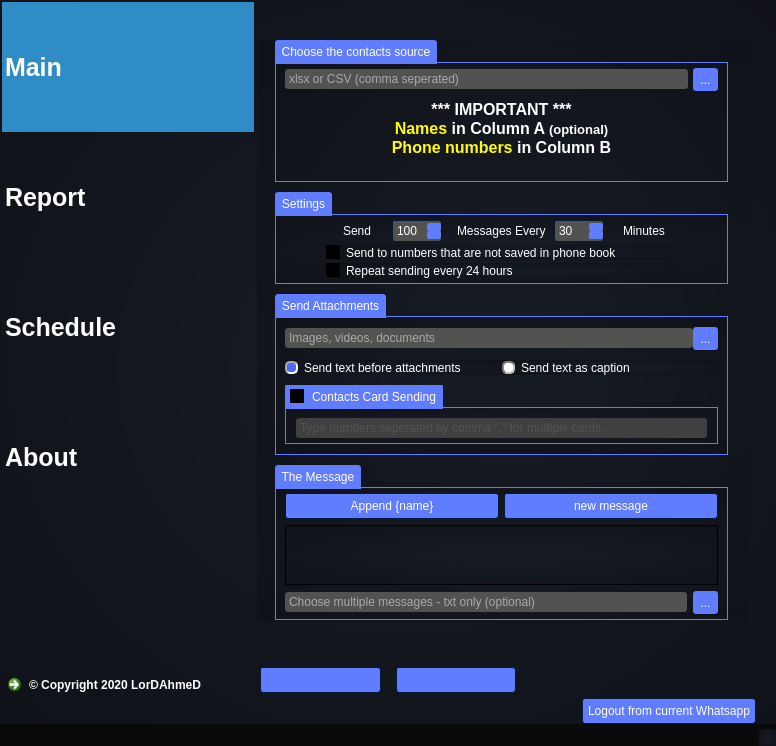
Old version of the form untitled.ui in the repository thelordahmed/Whatsapp-bulk-sender.
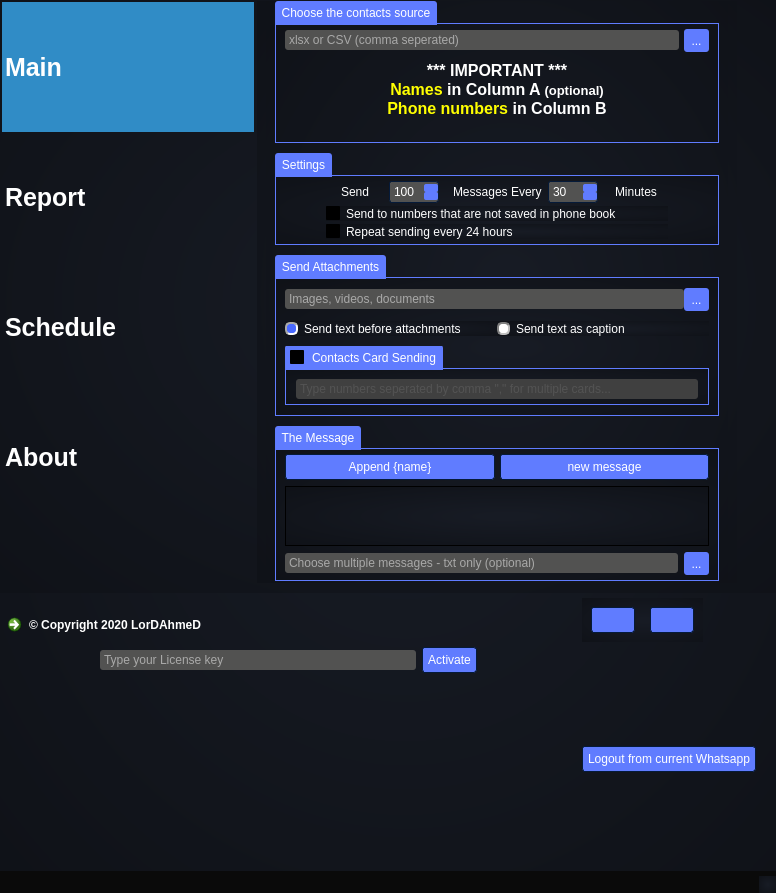
New version of the form. Icons and pictures are not drawn.

Commit message: added license key functionality

The edit to the form file:
```diff
--- a/untitled.ui
+++ b/untitled.ui
@@ -7,7 +7,7 @@
     <x>0</x>
     <y>0</y>
     <width>776</width>
-    <height>746</height>
+    <height>817</height>
    </rect>
   </property>
   <property name="minimumSize">
@@ -1207,6 +1207,29 @@
     <property name="spacing">
      <number>5</number>
     </property>
+    <item row="2" column="1" colspan="2" alignment="Qt::AlignRight">
+     <widget class="QPushButton" name="logout_btn">
+      <property name="sizePolicy">
+       <sizepolicy hsizetype="Fixed" vsizetype="Fixed">
+        <horstretch>0</horstretch>
+        <verstretch>0</verstretch>
+       </sizepolicy>
+      </property>
+      <property name="font">
+       <font>
+        <family>arial</family>
+        <weight>50</weight>
+        <bold>false</bold>
+       </font>
+      </property>
+      <property name="styleSheet">
+       <string notr="true">margin-right : 20px</string>
+      </property>
+      <property name="text">
+       <string>Logout from current Whatsapp</string>
+      </property>
+     </widget>
+    </item>
     <item row="1" column="0">
      <widget class="QCommandLinkButton" name="commandLinkButton">
       <property name="maximumSize">
@@ -1236,11 +1259,82 @@
       </property>
      </widget>
     </item>
+    <item row="2" column="0" alignment="Qt::AlignVCenter">
+     <widget class="QFrame" name="license_frame">
+      <property name="sizePolicy">
+       <sizepolicy hsizetype="Preferred" vsizetype="Fixed">
+        <horstretch>0</horstretch>
+        <verstretch>0</verstretch>
+       </sizepolicy>
+      </property>
+      <property name="styleSheet">
+       <string notr="true">QFrame{
+	background:transparent
+}</string>
+      </property>
+      <layout class="QVBoxLayout" name="_2">
+       <property name="leftMargin">
+        <number>100</number>
+       </property>
+       <property name="topMargin">
+        <number>0</number>
+       </property>
+       <property name="rightMargin">
+        <number>100</number>
+       </property>
+       <property name="bottomMargin">
+        <number>0</number>
+       </property>
+       <item>
+        <layout class="QHBoxLayout" name="horizontalLayout_25">
+         <property name="topMargin">
+          <number>0</number>
+         </property>
+         <item>
+          <widget class="QLineEdit" name="license_le">
+           <property name="placeholderText">
+            <string>Type your License key</string>
+           </property>
+          </widget>
+         </item>
+         <item>
+          <widget class="QPushButton" name="license_btn">
+           <property name="text">
+            <string>Activate</string>
+           </property>
+          </widget>
+         </item>
+        </layout>
+       </item>
+       <item>
+        <widget class="QTextBrowser" name="license_status_label">
+         <property name="sizePolicy">
+          <sizepolicy hsizetype="Preferred" vsizetype="Preferred">
+           <horstretch>0</horstretch>
+           <verstretch>0</verstretch>
+          </sizepolicy>
+         </property>
+         <property name="styleSheet">
+          <string notr="true">color:#e63c41;
+font-weight:bold</string>
+         </property>
+        </widget>
+       </item>
+      </layout>
+     </widget>
+    </item>
     <item row="0" column="0" colspan="3">
+     <widget class="QFrame" name="main_frame">
      <layout class="QHBoxLayout" name="horizontalLayout_8" stretch="0,1">
       <property name="spacing">
        <number>0</number>
       </property>
+       <property name="leftMargin">
+        <number>0</number>
+       </property>
+       <property name="topMargin">
+        <number>0</number>
+       </property>
       <item>
        <widget class="QListWidget" name="listWidget">
         <property name="minimumSize">
@@ -2322,8 +2416,10 @@
        </widget>
       </item>
      </layout>
+     </widget>
     </item>
     <item row="1" column="1">
+     <widget class="QFrame" name="buttons_frame">
      <layout class="QHBoxLayout" name="horizontalLayout_7">
       <property name="spacing">
        <number>15</number>
@@ -2375,28 +2471,6 @@
        </widget>
       </item>
      </layout>
-    </item>
-    <item row="2" column="1" colspan="2" alignment="Qt::AlignRight">
-     <widget class="QPushButton" name="logout_btn">
-      <property name="sizePolicy">
-       <sizepolicy hsizetype="Fixed" vsizetype="Fixed">
-        <horstretch>0</horstretch>
-        <verstretch>0</verstretch>
-       </sizepolicy>
-      </property>
-      <property name="font">
-       <font>
-        <family>arial</family>
-        <weight>50</weight>
-        <bold>false</bold>
-       </font>
-      </property>
-      <property name="styleSheet">
-       <string notr="true">margin-right : 20px</string>
-      </property>
-      <property name="text">
-       <string>Logout from current Whatsapp</string>
-      </property>
      </widget>
     </item>
    </layout>
```
Left out of the diff: 8 changed lines with no effect on the pictures. Lines whose indentation alone changed are shown as unchanged. The commit also changes 6 other files.
